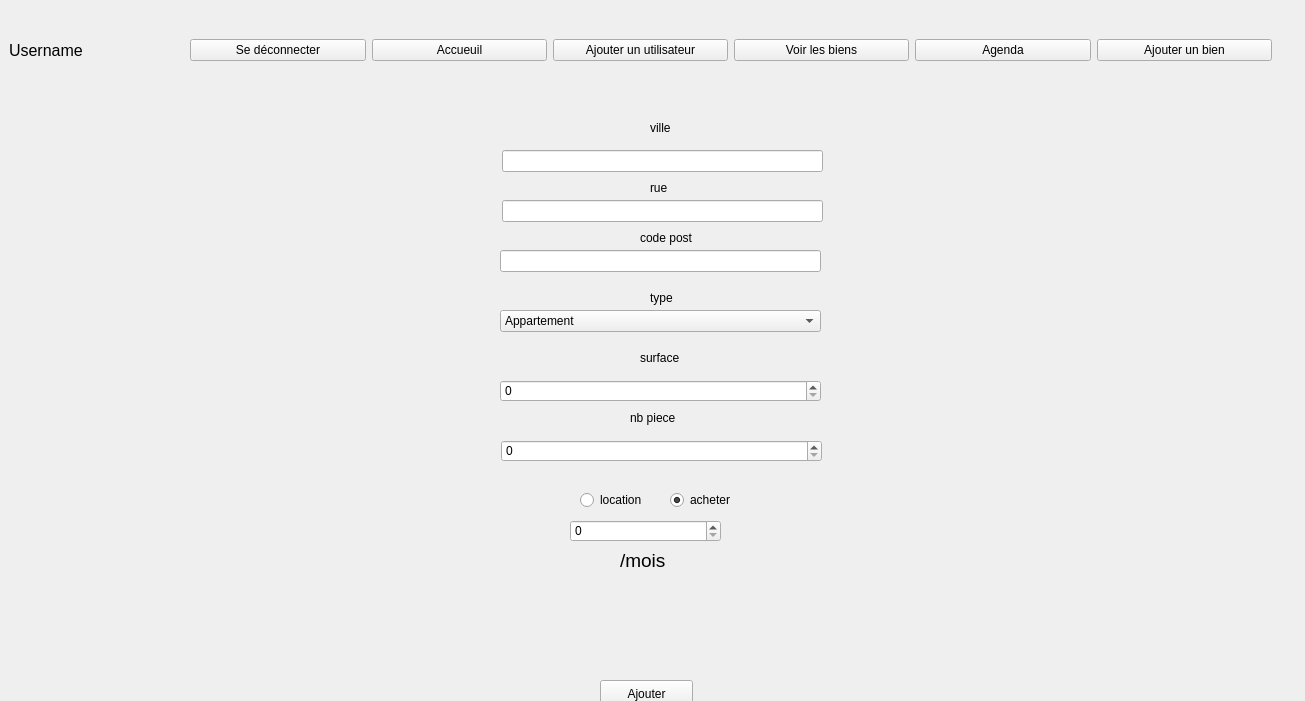
This is core/GUI/interface.ui in LixNew2/Grimmo as Qt 5 draws it before an edit. The edited form follows.
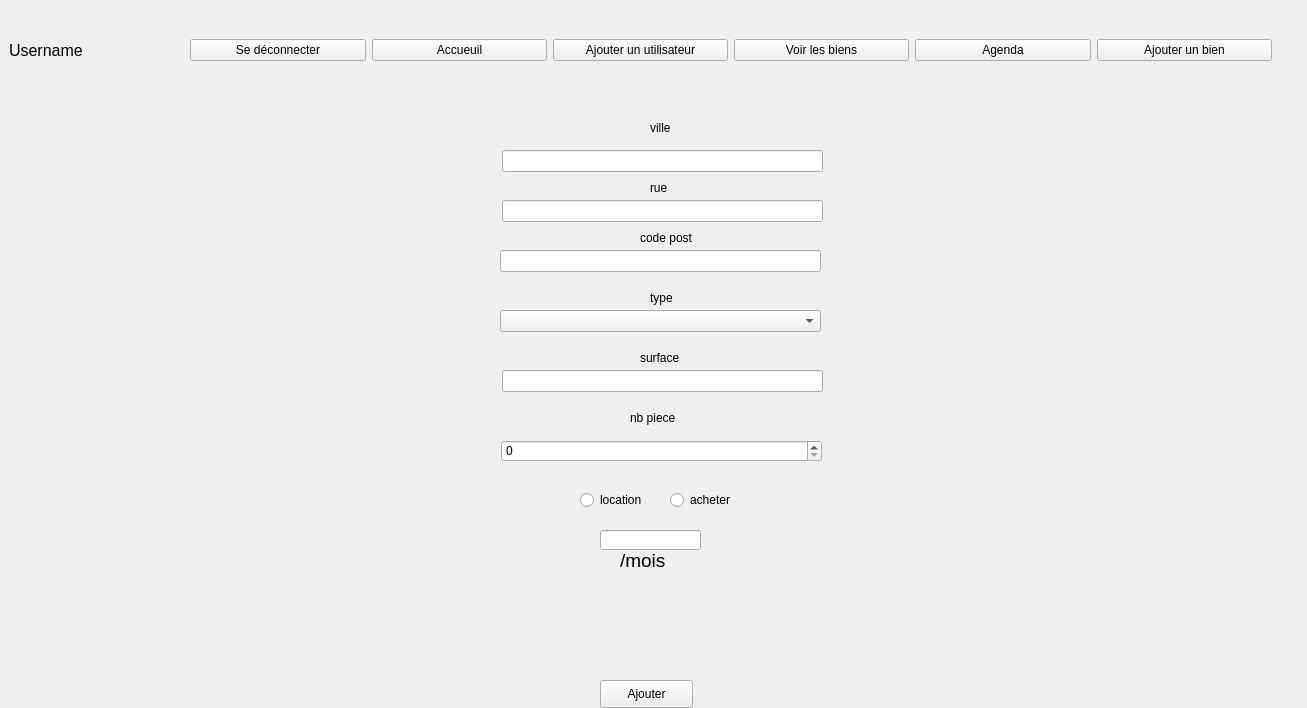
This is the edited form. The open tabs and pages were chosen to show the change.

```diff
--- a/core/GUI/interface.ui
+++ b/core/GUI/interface.ui
@@ -6,8 +6,8 @@
    <rect>
     <x>0</x>
     <y>0</y>
-    <width>1305</width>
-    <height>701</height>
+    <width>1307</width>
+    <height>708</height>
    </rect>
   </property>
   <property name="windowTitle">
@@ -254,6 +254,16 @@
        <string>nb piece</string>
       </property>
      </widget>
+     <widget class="QLineEdit" name="add_surface_add_bien">
+      <property name="geometry">
+       <rect>
+        <x>482</x>
+        <y>370</y>
+        <width>321</width>
+        <height>22</height>
+       </rect>
+      </property>
+     </widget>
      <widget class="QLabel" name="label_9">
       <property name="geometry">
        <rect>
@@ -292,9 +302,6 @@
       <property name="text">
        <string>acheter</string>
       </property>
-      <property name="checked">
-       <bool>true</bool>
-      </property>
      </widget>
      <widget class="QComboBox" name="add_type_add_bien">
       <property name="geometry">
@@ -306,23 +313,8 @@
        </rect>
       </property>
       <property name="currentText">
-       <string>Appartement</string>
+       <string/>
       </property>
-      <item>
-       <property name="text">
-        <string>Appartement</string>
-       </property>
-      </item>
-      <item>
-       <property name="text">
-        <string>Maison</string>
-       </property>
-      </item>
-      <item>
-       <property name="text">
-        <string>Terrain</string>
-       </property>
-      </item>
      </widget>
      <widget class="QSpinBox" name="nbr_room_add_bien">
       <property name="geometry">
@@ -347,6 +339,16 @@
        <string>Ajouter</string>
       </property>
      </widget>
+     <widget class="QLineEdit" name="price_entry">
+      <property name="geometry">
+       <rect>
+        <x>580</x>
+        <y>530</y>
+        <width>101</width>
+        <height>20</height>
+       </rect>
+      </property>
+     </widget>
      <widget class="QLabel" name="mois_label">
       <property name="geometry">
        <rect>
@@ -365,26 +367,6 @@
        <string>/mois</string>
       </property>
      </widget>
-     <widget class="QSpinBox" name="add_surface_add_bien">
-      <property name="geometry">
-       <rect>
-        <x>480</x>
-        <y>380</y>
-        <width>321</width>
-        <height>22</height>
-       </rect>
-      </property>
-     </widget>
-     <widget class="QSpinBox" name="price_entry_add_bien">
-      <property name="geometry">
-       <rect>
-        <x>550</x>
-        <y>520</y>
-        <width>151</width>
-        <height>22</height>
-       </rect>
-      </property>
-     </widget>
     </widget>
     <widget class="QWidget" name="agenda_2">
      <widget class="QWidget" name="horizontalLayoutWidget_6">
```
Left out of the diff: 27 changed lines with no effect on the pictures.
